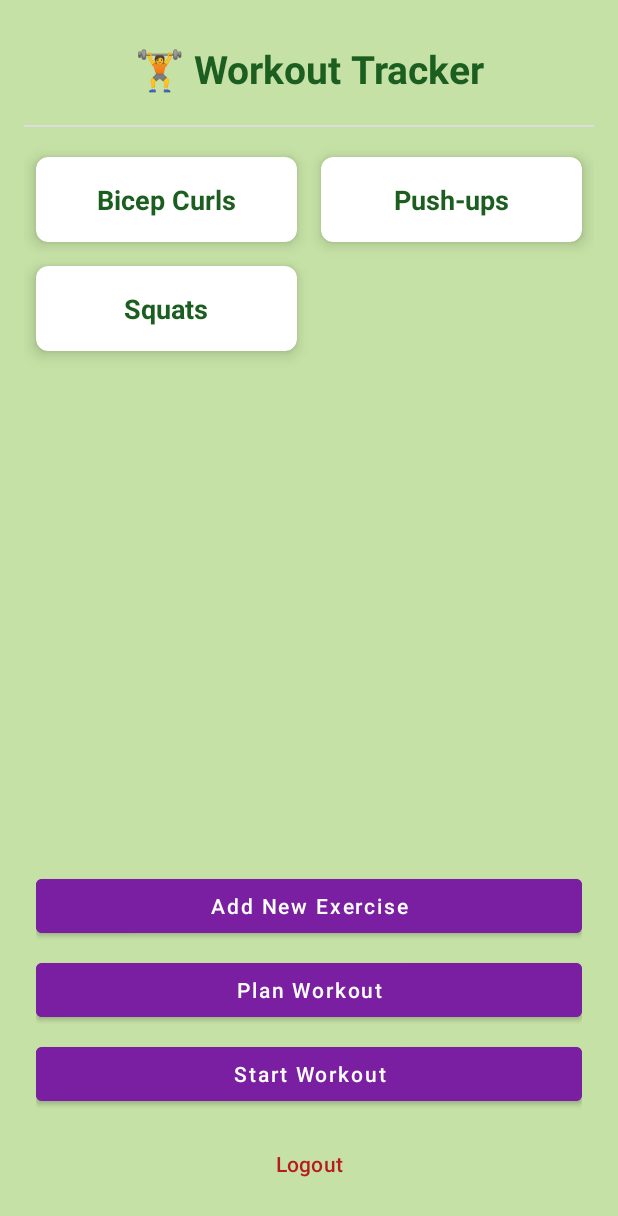
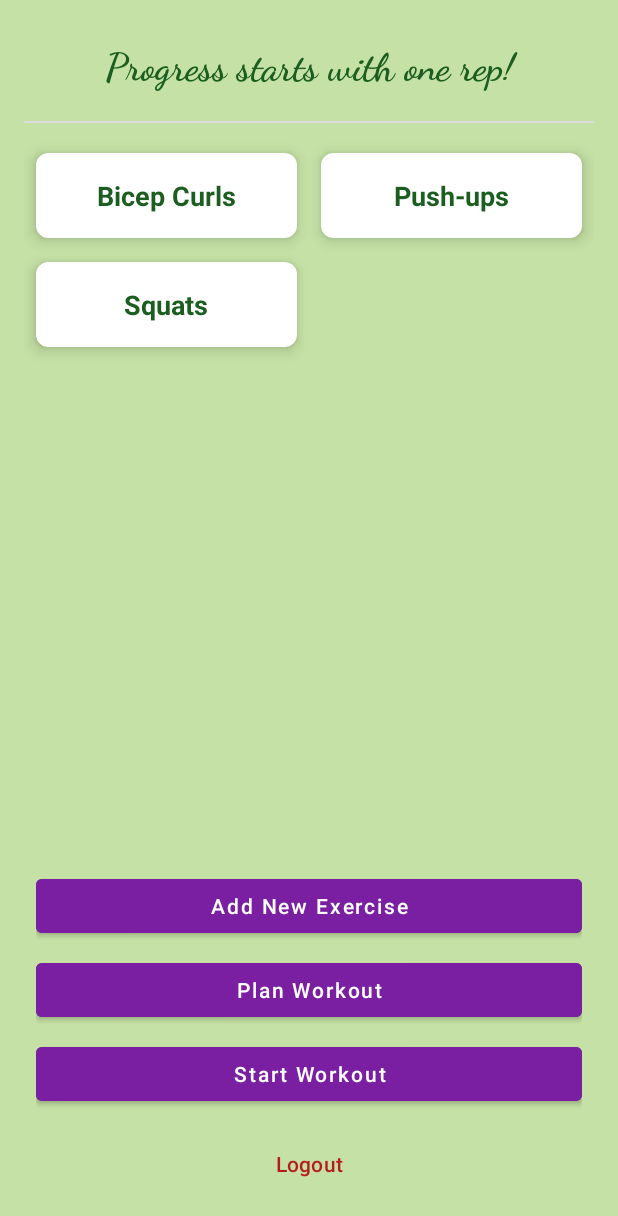
Before and after one commit to PhucGiaNguyen99/TrackMyReps, an Android app: the MainActivity screen opened directly, with no data from a screen before it, on a phone screen of 412 x 824 dp. Shown: the top 1216 px of the screen. Run offline under Robolectric (Android 15) with nearby library versions, the phone set to English and light mode, and no system bars; our stand-ins replace Firebase (no records; nobody signed in at launch, a user with empty details on screens opened directly).

Commit message:
refactor: change from displaying the app title to app slogan

```diff
--- a/app/src/main/res/layout/activity_main.xml
+++ b/app/src/main/res/layout/activity_main.xml
@@ -11,8 +11,9 @@
         android:id="@+id/mainTitle"
         android:layout_width="0dp"
         android:layout_height="wrap_content"
-        android:text="🏋️ Workout Tracker"
+        android:text="Progress starts with one rep!"
         android:textSize="26sp"
+        android:fontFamily="cursive"
         android:textColor="#1B5E20"
         android:textStyle="bold"
         android:gravity="center"
@@ -20,8 +21,6 @@
         app:layout_constraintTop_toTopOf="parent"
         app:layout_constraintStart_toStartOf="parent"
         app:layout_constraintEnd_toEndOf="parent" />
-
-
 
     <!-- Divider -->
     <View
```
